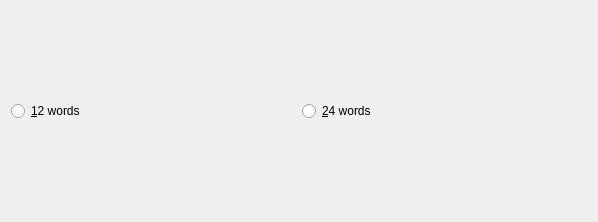
The window that src/qt/forms/startoptions.ui (devaultcrypto/devault) describes before a commit, drawn with Qt 5.
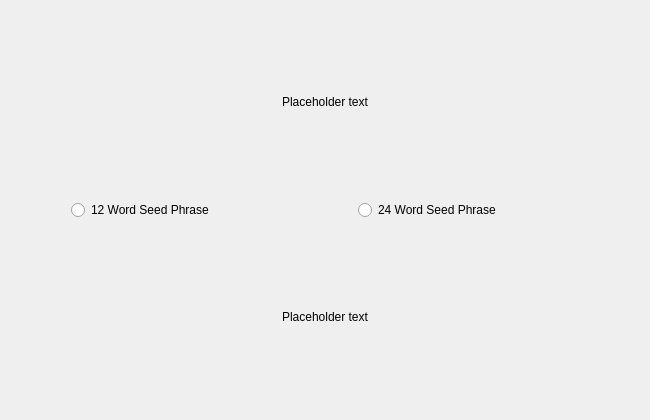
The same window after the commit.

What changed in the file:
```diff
--- a/src/qt/forms/startoptions.ui
+++ b/src/qt/forms/startoptions.ui
@@ -6,20 +6,20 @@
    <rect>
     <x>0</x>
     <y>0</y>
-    <width>598</width>
-    <height>222</height>
+    <width>650</width>
+    <height>420</height>
    </rect>
   </property>
   <property name="sizePolicy">
-   <sizepolicy hsizetype="Preferred" vsizetype="Minimum">
+   <sizepolicy hsizetype="MinimumExpanding" vsizetype="MinimumExpanding">
     <horstretch>0</horstretch>
     <verstretch>0</verstretch>
    </sizepolicy>
   </property>
   <property name="minimumSize">
    <size>
-    <width>550</width>
-    <height>0</height>
+    <width>650</width>
+    <height>420</height>
    </size>
   </property>
   <property name="windowTitle">
@@ -29,24 +29,71 @@
    <property name="sizeConstraint">
     <enum>QLayout::SetMinimumSize</enum>
    </property>
+   <item>
+    <widget class="QLabel" name="welcomeLabel2">
+     <property name="sizePolicy">
+      <sizepolicy hsizetype="Minimum" vsizetype="Preferred">
+       <horstretch>0</horstretch>
+       <verstretch>0</verstretch>
+      </sizepolicy>
+     </property>
+     <property name="text">
+      <string notr="true">Placeholder text</string>
+     </property>
+     <property name="textFormat">
+      <enum>Qt::RichText</enum>
+     </property>
+     <property name="alignment">
+      <set>Qt::AlignCenter</set>
+     </property>
+     <property name="wordWrap">
+      <bool>true</bool>
+     </property>
+    </widget>
+   </item>
    <item>
     <layout class="QHBoxLayout" name="horizontalLayout">
+     <property name="leftMargin">
+      <number>60</number>
+     </property>
      <item>
       <widget class="QRadioButton" name="Words12">
        <property name="text">
-        <string>&amp;12 words</string>
+        <string>12 Word Seed Phrase</string>
        </property>
       </widget>
      </item>
      <item>
       <widget class="QRadioButton" name="Words24">
        <property name="text">
-        <string>&amp;24 words</string>
+        <string>24 Word Seed Phrase</string>
        </property>
       </widget>
      </item>
     </layout>
    </item>
+   <item>
+    <widget class="QLabel" name="welcomeLabel3">
+     <property name="sizePolicy">
+      <sizepolicy hsizetype="Minimum" vsizetype="Preferred">
+       <horstretch>0</horstretch>
+       <verstretch>0</verstretch>
+      </sizepolicy>
+     </property>
+     <property name="text">
+      <string notr="true">Placeholder text</string>
+     </property>
+     <property name="textFormat">
+      <enum>Qt::RichText</enum>
+     </property>
+     <property name="alignment">
+      <set>Qt::AlignCenter</set>
+     </property>
+     <property name="wordWrap">
+      <bool>true</bool>
+     </property>
+    </widget>
+   </item>
   </layout>
  </widget>
  <resources/>
```
Left out of the diff: 35 changed lines with no effect on the pictures.
